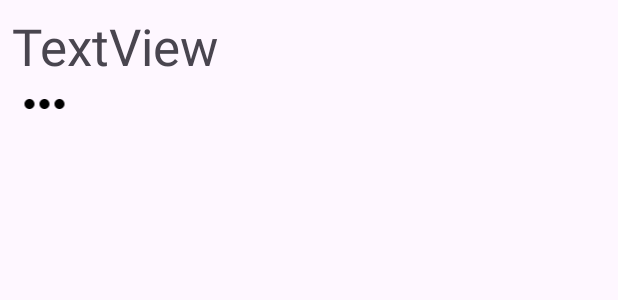
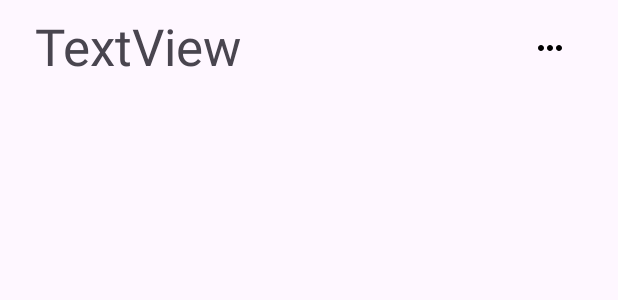
Before and after one commit to rafaelaster/taskmanager, an Android app: the layout task_layout.xml on its own in the app's theme, with its tools: preview values and no code run, on a phone screen of 412 x 824 dp. Shown: the top 300 px of the screen. Run offline under Robolectric (Android 15) with nearby library versions, the phone set to English and light mode, and no system bars.

Commit message:
Improved Menu

```diff
--- a/app/build.gradle
+++ b/app/build.gradle
@@ -33,6 +33,7 @@ dependencies {
     implementation 'androidx.appcompat:appcompat:1.7.0'
     implementation 'com.google.android.material:material:1.12.0'
     implementation 'androidx.constraintlayout:constraintlayout:2.1.4'
+    implementation 'com.google.ar.sceneform:filament-android:1.17.1'
     testImplementation 'junit:junit:4.13.2'
     androidTestImplementation 'androidx.test.ext:junit:1.2.1'
     androidTestImplementation 'androidx.test.espresso:espresso-core:3.6.1'
--- a/app/src/main/res/layout/task_layout.xml
+++ b/app/src/main/res/layout/task_layout.xml
@@ -1,5 +1,5 @@
 <?xml version="1.0" encoding="utf-8"?>
-<LinearLayout
+<androidx.constraintlayout.widget.ConstraintLayout
     xmlns:app="http://schemas.android.com/apk/res-auto"
     xmlns:tools="http://schemas.android.com/tools"
     xmlns:android="http://schemas.android.com/apk/res/android"
@@ -7,30 +7,29 @@
     android:layout_height="wrap_content"
     android:orientation="vertical"
     android:padding="8dp">
+
     <TextView
         android:id="@+id/taskTitle"
-        android:layout_width="212dp"
-        android:layout_height="41dp"
+        android:layout_width="wrap_content"
+        android:layout_height="wrap_content"
         android:text="TextView"
         android:textSize="34sp"
         app:layout_constraintBottom_toBottomOf="parent"
         app:layout_constraintEnd_toEndOf="parent"
-        app:layout_constraintHorizontal_bias="0.231"
+        app:layout_constraintHorizontal_bias="0.058"
         app:layout_constraintStart_toStartOf="parent"
-        app:layout_constraintTop_toTopOf="parent"
-        app:layout_constraintVertical_bias="0.082" />
+        app:layout_constraintTop_toTopOf="parent" />
 
     <ImageView
         android:id="@+id/imageView"
-        android:layout_width="43dp"
-        android:layout_height="40dp"
-        app:srcCompat="@drawable/baseline_more_horiz_24"
+        android:layout_width="wrap_content"
+        android:layout_height="wrap_content"
         app:layout_constraintBottom_toBottomOf="parent"
         app:layout_constraintEnd_toEndOf="parent"
-        app:layout_constraintHorizontal_bias="0.231"
+        app:layout_constraintHorizontal_bias="0.932"
         app:layout_constraintStart_toStartOf="parent"
         app:layout_constraintTop_toTopOf="parent"
-        tools:layout_editor_absoluteX="258dp"
-        tools:layout_editor_absoluteY="58dp" />
+        app:layout_constraintVertical_bias="0.567"
+        app:srcCompat="@drawable/baseline_more_horiz_24" />
 
-</LinearLayout>
+</androidx.constraintlayout.widget.ConstraintLayout>
```
Also changed, not shown: app/src/main/java/gr/hua/dit/android/taskmanager/RecyclerAdapter.java (+64 -1 lines), app/src/main/java/gr/hua/dit/android/taskmanager/Task.java (+16 -5 lines), app/src/main/java/gr/hua/dit/android/taskmanager/TaskItems.java (added, +12 -0 lines).
